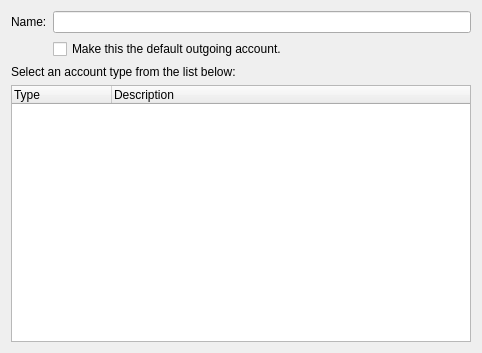
KDE/kmailtransport, file src/ui/addtransportdialog.ui: the form before one commit.
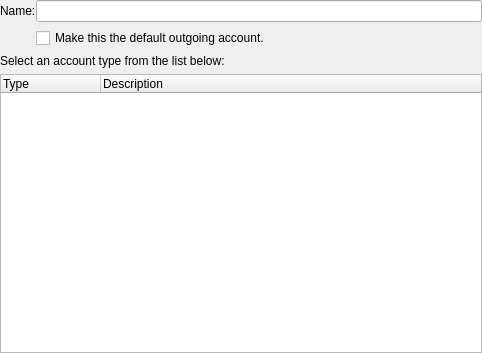
The form after the commit.

Commit message: Remove margin

The edit to the form file:
```diff
--- a/src/ui/addtransportdialog.ui
+++ b/src/ui/addtransportdialog.ui
@@ -20,6 +20,21 @@
    <string>Step One: Select Transport Type</string>
   </property>
   <layout class="QGridLayout" name="gridLayout">
+   <property name="leftMargin">
+    <number>0</number>
+   </property>
+   <property name="topMargin">
+    <number>0</number>
+   </property>
+   <property name="rightMargin">
+    <number>0</number>
+   </property>
+   <property name="bottomMargin">
+    <number>0</number>
+   </property>
+   <property name="horizontalSpacing">
+    <number>0</number>
+   </property>
    <item row="0" column="0">
     <widget class="QLabel" name="label">
      <property name="text">
```
